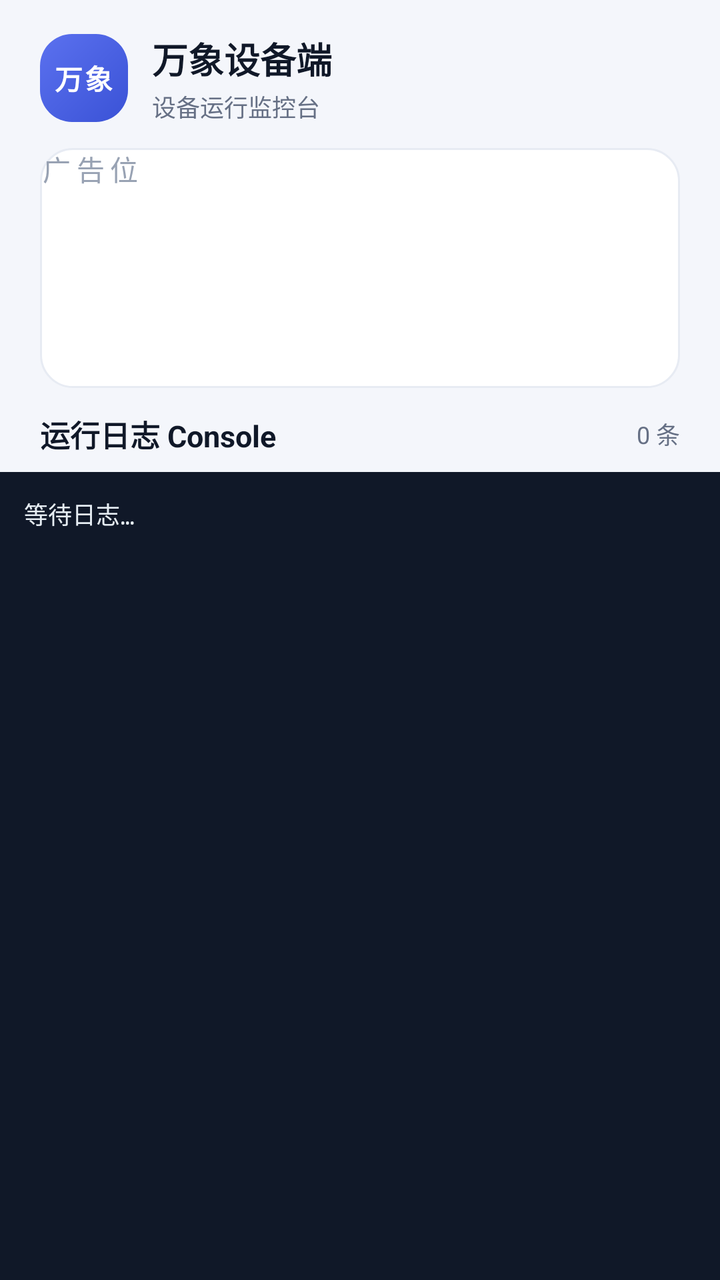
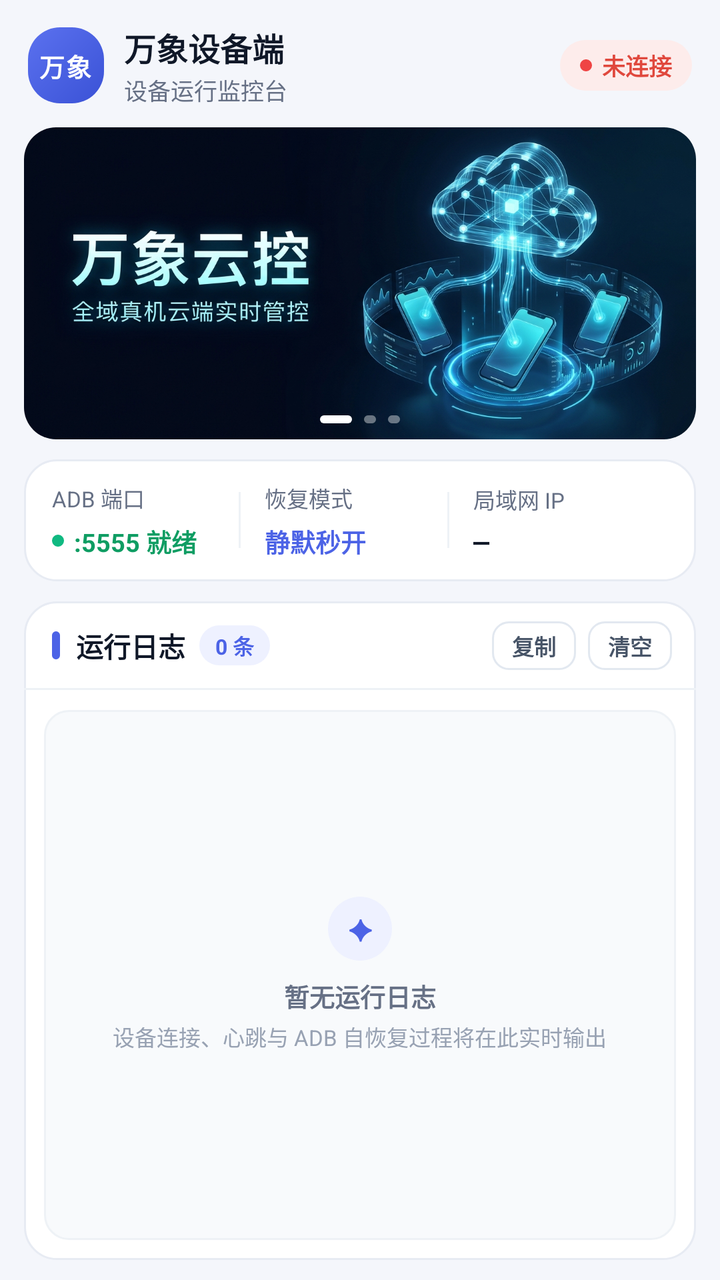

Two renders of the same Android screen: before a commit and after it. Below are the layout's source before the change and the commit's diff.
<!-- AndroidManifest.xml: application theme Theme.Wanxiang -->
<!-- res/layout/fragment_home.xml -->
<?xml version="1.0" encoding="utf-8"?>
<LinearLayout xmlns:android="http://schemas.android.com/apk/res/android"
    xmlns:tools="http://schemas.android.com/tools"
    android:layout_width="match_parent"
    android:layout_height="match_parent"
    android:orientation="vertical"
    android:background="@color/bg">

    
    <LinearLayout
        android:layout_width="match_parent"
        android:layout_height="wrap_content"
        android:orientation="horizontal"
        android:gravity="center_vertical"
        android:paddingLeft="20dp"
        android:paddingRight="20dp"
        android:paddingTop="16dp"
        android:paddingBottom="12dp">

        <LinearLayout
            android:layout_width="44dp"
            android:layout_height="44dp"
            android:background="@drawable/bg_device_id"
            android:gravity="center"
            android:orientation="vertical">
            <TextView
                android:layout_width="wrap_content"
                android:layout_height="wrap_content"
                android:text="万象"
                android:textColor="@color/white"
                android:textSize="14sp"
                android:textStyle="bold"
                android:letterSpacing="0.08" />
        </LinearLayout>

        <LinearLayout
            android:layout_width="0dp"
            android:layout_height="wrap_content"
            android:layout_weight="1"
            android:orientation="vertical"
            android:layout_marginLeft="12dp">
            <TextView
                android:layout_width="wrap_content"
                android:layout_height="wrap_content"
                android:text="万象设备端"
                android:textColor="@color/ink"
                android:textSize="18sp"
                android:textStyle="bold" />
            <TextView
                android:layout_width="wrap_content"
                android:layout_height="wrap_content"
                android:layout_marginTop="2dp"
                android:text="设备运行监控台"
                android:textColor="@color/muted"
                android:textSize="12sp" />
        </LinearLayout>
    </LinearLayout>

    
    <FrameLayout
        android:layout_width="match_parent"
        android:layout_height="120dp"
        android:layout_marginLeft="20dp"
        android:layout_marginRight="20dp"
        android:layout_marginBottom="12dp"
        android:background="@drawable/bg_card"
        android:gravity="center">
        <TextView
            android:layout_width="wrap_content"
            android:layout_height="wrap_content"
            android:text="广告位"
            android:textColor="@color/faint"
            android:textSize="14sp"
            android:letterSpacing="0.2" />
    </FrameLayout>

    
    <LinearLayout
        android:layout_width="match_parent"
        android:layout_height="wrap_content"
        android:orientation="horizontal"
        android:gravity="center_vertical"
        android:paddingLeft="20dp"
        android:paddingRight="20dp"
        android:paddingBottom="8dp">

        <TextView
            android:layout_width="0dp"
            android:layout_height="wrap_content"
            android:layout_weight="1"
            android:text="运行日志 Console"
            android:textColor="@color/ink"
            android:textSize="15sp"
            android:textStyle="bold" />

        <TextView
            android:id="@+id/consoleCountView"
            android:layout_width="wrap_content"
            android:layout_height="wrap_content"
            android:text="0 条"
            android:textColor="@color/muted"
            android:textSize="12sp" />
    </LinearLayout>

    
    <ScrollView
        android:id="@+id/consoleScroll"
        android:layout_width="match_parent"
        android:layout_height="0dp"
        android:layout_weight="1"
        android:fillViewport="true"
        android:scrollbars="vertical"
        android:background="@color/ink">

        <TextView
            android:id="@+id/consoleView"
            android:layout_width="match_parent"
            android:layout_height="wrap_content"
            android:padding="12dp"
            android:text="等待日志…"
            android:textColor="#E6EDF3"
            android:textSize="12sp"
            android:typeface="monospace"
            android:lineSpacingExtra="3dp"
            tools:ignore="HardcodedText" />
    </ScrollView>

</LinearLayout>
<!-- resources referenced by this layout -->
<resources>
  <color name="bg">#F4F6FB</color>
  <color name="faint">#98A2B3</color>
  <color name="ink">#101828</color>
  <color name="muted">#667085</color>
  <color name="white">#FFFFFF</color>
  <!-- drawable bg_card (drawable) -->
  <?xml version="1.0" encoding="utf-8"?>
  <shape xmlns:android="http://schemas.android.com/apk/res/android" android:shape="rectangle">
      <solid android:color="@color/surface" />
      <corners android:radius="16dp" />
      <stroke android:width="1dp" android:color="@color/line" />
  </shape>
  <!-- drawable bg_device_id (drawable) -->
  <?xml version="1.0" encoding="utf-8"?>
  <shape xmlns:android="http://schemas.android.com/apk/res/android" android:shape="rectangle">
      <gradient
          android:angle="135"
          android:startColor="#3A52D6"
          android:endColor="#5B71EF" />
      <corners android:radius="16dp" />
  </shape>
  <color name="surface">#FFFFFF</color>
  <color name="line">#E7EBF3</color>
  <color name="brand">#4C63E6</color>
  <color name="brand_light">#EEF1FF</color>
  <color name="brand_dark">#3A52D6</color>
  <color name="brand_soft">#5B71EF</color>
  <!-- unchanged entries left out for length: 1 -->
</resources>

<!-- the commit's change to res/layout/fragment_home.xml (unified diff, before → after) -->
@@ -1,5 +1,6 @@
 <?xml version="1.0" encoding="utf-8"?>
 <LinearLayout xmlns:android="http://schemas.android.com/apk/res/android"
+    xmlns:app="http://schemas.android.com/apk/res-auto"
     xmlns:tools="http://schemas.android.com/tools"
     android:layout_width="match_parent"
     android:layout_height="match_parent"
@@ -12,14 +13,14 @@
         android:layout_height="wrap_content"
         android:orientation="horizontal"
         android:gravity="center_vertical"
-        android:paddingLeft="20dp"
-        android:paddingRight="20dp"
-        android:paddingTop="16dp"
-        android:paddingBottom="12dp">
-
-        <LinearLayout
-            android:layout_width="44dp"
-            android:layout_height="44dp"
+        android:paddingLeft="14dp"
+        android:paddingRight="14dp"
+        android:paddingTop="12dp"
+        android:paddingBottom="10dp">
+
+        <LinearLayout
+            android:layout_width="38dp"
+            android:layout_height="38dp"
             android:background="@drawable/bg_device_id"
             android:gravity="center"
             android:orientation="vertical">
@@ -28,9 +29,9 @@
                 android:layout_height="wrap_content"
                 android:text="万象"
                 android:textColor="@color/white"
-                android:textSize="14sp"
+                android:textSize="12.5sp"
                 android:textStyle="bold"
-                android:letterSpacing="0.08" />
+                android:letterSpacing="0.06" />
         </LinearLayout>
 
         <LinearLayout
@@ -38,41 +39,167 @@
             android:layout_height="wrap_content"
             android:layout_weight="1"
             android:orientation="vertical"
-            android:layout_marginLeft="12dp">
+            android:layout_marginLeft="10dp"
+            android:layout_marginRight="8dp">
             <TextView
                 android:layout_width="wrap_content"
                 android:layout_height="wrap_content"
                 android:text="万象设备端"
                 android:textColor="@color/ink"
-                android:textSize="18sp"
-                android:textStyle="bold" />
-            <TextView
-                android:layout_width="wrap_content"
-                android:layout_height="wrap_content"
-                android:layout_marginTop="2dp"
+                android:textSize="16sp"
+                android:textStyle="bold" />
+            <TextView
+                android:id="@+id/homeSubtitleView"
+                android:layout_width="wrap_content"
+                android:layout_height="wrap_content"
+                android:layout_marginTop="1dp"
                 android:text="设备运行监控台"
                 android:textColor="@color/muted"
-                android:textSize="12sp" />
+                android:textSize="11.5sp"
+                android:singleLine="true"
+                android:ellipsize="end" />
+        </LinearLayout>
+
+        
+        <LinearLayout
+            android:id="@+id/homeConnBadge"
+            android:layout_width="wrap_content"
+            android:layout_height="wrap_content"
+            android:orientation="horizontal"
+            android:gravity="center_vertical"
+            android:background="@drawable/bg_pill_danger"
+            android:paddingLeft="10dp"
+            android:paddingRight="10dp"
+            android:paddingTop="4dp"
+            android:paddingBottom="4dp">
+
+            <View
+                android:id="@+id/homeConnDot"
+                android:layout_width="6dp"
+                android:layout_height="6dp"
+                android:background="@drawable/bg_dot_danger" />
+
+            <TextView
+                android:id="@+id/homeConnText"
+                android:layout_width="wrap_content"
+                android:layout_height="wrap_content"
+                android:layout_marginLeft="5dp"
+                android:text="未连接"
+                android:textColor="@color/danger"
+                android:textSize="11.5sp"
+                android:textStyle="bold" />
         </LinearLayout>
     </LinearLayout>
 
     
-    <FrameLayout
+    <com.google.android.material.card.MaterialCardView
+        android:id="@+id/adBannerCard"
         android:layout_width="match_parent"
-        android:layout_height="120dp"
-        android:layout_marginLeft="20dp"
-        android:layout_marginRight="20dp"
-        android:layout_marginBottom="12dp"
-        android:background="@drawable/bg_card"
-        android:gravity="center">
-        <TextView
-            android:layout_width="wrap_content"
-            android:layout_height="wrap_content"
-            android:text="广告位"
-            android:textColor="@color/faint"
-            android:textSize="14sp"
-            android:letterSpacing="0.2" />
-    </FrameLayout>
+        android:layout_height="156dp"
+        android:layout_marginLeft="12dp"
+        android:layout_marginRight="12dp"
+        android:layout_marginBottom="10dp"
+        app:cardCornerRadius="16dp"
+        app:cardElevation="0dp"
+        app:strokeWidth="0dp">
+
+        <FrameLayout
+            android:layout_width="match_parent"
+            android:layout_height="match_parent">
+
+            <ViewFlipper
+                android:id="@+id/adViewFlipper"
+                android:layout_width="match_parent"
+                android:layout_height="match_parent"
+                android:inAnimation="@android:anim/fade_in"
+                android:outAnimation="@android:anim/fade_out">
+
+                
+                <ImageView
+                    android:layout_width="match_parent"
+                    android:layout_height="match_parent"
+                    android:scaleType="centerCrop"
+                    android:src="@drawable/ad_banner_1"
+                    android:contentDescription="万象云控" />
+
+                
+                <FrameLayout
+                    android:layout_width="match_parent"
+                    android:layout_height="match_parent">
+                    <ImageView
+                        android:layout_width="match_parent"
+                        android:layout_height="match_parent"
+                        android:scaleType="centerCrop"
+                        android:src="@drawable/ad_banner_2"
+                        android:contentDescription="自动化矩阵" />
+                    <TextView
+                        android:layout_width="wrap_content"
+                        android:layout_height="wrap_content"
+                        android:layout_gravity="center_vertical|left"
+                        android:layout_marginLeft="22dp"
+                        android:layout_marginTop="28dp"
+                        android:text="百台真机并发群控 · 7×24h 静默自愈"
+                        android:textColor="#A5F3FC"
+                        android:textSize="11sp" />
+                </FrameLayout>
+
+                
+                <FrameLayout
+                    android:layout_width="match_parent"
+                    android:layout_height="match_parent">
+                    <ImageView
+                        android:layout_width="match_parent"
+                        android:layout_height="match_parent"
+                        android:scaleType="centerCrop"
+                        android:src="@drawable/ad_banner_3"
+                        android:contentDescription="智能 RPA 引擎" />
+                    <TextView
+                        android:layout_width="wrap_content"
+                        android:layout_height="wrap_content"
+                        android:layout_gravity="center_vertical|left"
+                        android:layout_marginLeft="22dp"
+                        android:layout_marginTop="28dp"
+                        android:text="零代码拖拽编排 · 视觉控件智能拾取"
+                        android:textColor="#99F6E4"
+                        android:textSize="11sp" />
+                </FrameLayout>
+            </ViewFlipper>
+
+            
+            <LinearLayout
+                android:layout_width="wrap_content"
+                android:layout_height="wrap_content"
+                android:layout_gravity="bottom|center_horizontal"
+                android:layout_marginBottom="8dp"
+                android:orientation="horizontal"
+                android:gravity="center_vertical">
+
+                <View
+                    android:id="@+id/adDot0"
+                    android:layout_width="16dp"
+                    android:layout_height="4dp"
+                    android:layout_marginLeft="3dp"
+                    android:layout_marginRight="3dp"
+                    android:background="@drawable/bg_carousel_dot_active" />
+
+                <View
+                    android:id="@+id/adDot1"
+                    android:layout_width="6dp"
+                    android:layout_height="4dp"
+                    android:layout_marginLeft="3dp"
+                    android:layout_marginRight="3dp"
+                    android:background="@drawable/bg_carousel_dot_inactive" />
+
+                <View
+                    android:id="@+id/adDot2"
+                    android:layout_width="6dp"
+                    android:layout_height="4dp"
+                    android:layout_marginLeft="3dp"
+                    android:layout_marginRight="3dp"
+                    android:background="@drawable/bg_carousel_dot_inactive" />
+            </LinearLayout>
+        </FrameLayout>
+    </com.google.android.material.card.MaterialCardView>
 
     
     <LinearLayout
@@ -80,49 +207,285 @@
         android:layout_height="wrap_content"
         android:orientation="horizontal"
         android:gravity="center_vertical"
-        android:paddingLeft="20dp"
-        android:paddingRight="20dp"
-        android:paddingBottom="8dp">
-
-        <TextView
+        android:layout_marginLeft="12dp"
+        android:layout_marginRight="12dp"
+        android:layout_marginBottom="10dp"
+        android:background="@drawable/bg_card"
+        android:paddingTop="11dp"
+        android:paddingBottom="11dp"
+        android:paddingLeft="4dp"
+        android:paddingRight="4dp">
+
+        
+        <LinearLayout
             android:layout_width="0dp"
             android:layout_height="wrap_content"
             android:layout_weight="1"
-            android:text="运行日志 Console"
-            android:textColor="@color/ink"
-            android:textSize="15sp"
-            android:textStyle="bold" />
-
-        <TextView
-            android:id="@+id/consoleCountView"
-            android:layout_width="wrap_content"
-            android:layout_height="wrap_content"
-            android:text="0 条"
-            android:textColor="@color/muted"
-            android:textSize="12sp" />
+            android:orientation="vertical"
+            android:paddingLeft="10dp"
+            android:paddingRight="8dp">
+
+            <TextView
+                android:layout_width="wrap_content"
+                android:layout_height="wrap_content"
+                android:text="ADB 端口"
+                android:textColor="@color/muted"
+                android:textSize="11sp" />
+
+            <LinearLayout
+                android:layout_width="wrap_content"
+                android:layout_height="wrap_content"
+                android:layout_marginTop="4dp"
+                android:orientation="horizontal"
+                android:gravity="center_vertical">
+
+                <View
+                    android:id="@+id/homeAdbDot"
+                    android:layout_width="6dp"
+                    android:layout_height="6dp"
+                    android:background="@drawable/bg_dot_success" />
+
+                <TextView
+                    android:id="@+id/homeAdbPortView"
+                    android:layout_width="wrap_content"
+                    android:layout_height="wrap_content"
+                    android:layout_marginLeft="5dp"
+                    android:text=":5555 就绪"
+                    android:textColor="@color/success"
+                    android:textSize="12.5sp"
+                    android:textStyle="bold"
+                    android:singleLine="true" />
+            </LinearLayout>
+        </LinearLayout>
+
+        <View
+            android:layout_width="1dp"
+            android:layout_height="28dp"
+            android:background="#EEF2F6" />
+
+        
+        <LinearLayout
+            android:layout_width="0dp"
+            android:layout_height="wrap_content"
+            android:layout_weight="1"
+            android:orientation="vertical"
+            android:paddingLeft="12dp"
+            android:paddingRight="8dp">
+
+            <TextView
+                android:layout_width="wrap_content"
+                android:layout_height="wrap_content"
+                android:text="恢复模式"
+                android:textColor="@color/muted"
+                android:textSize="11sp" />
+
+            <TextView
+                android:id="@+id/homeRecoverModeView"
+                android:layout_width="wrap_content"
+                android:layout_height="wrap_content"
+                android:layout_marginTop="4dp"
+                android:text="静默秒开"
+                android:textColor="@color/brand"
+                android:textSize="12.5sp"
+                android:textStyle="bold"
+                android:singleLine="true" />
+        </LinearLayout>
+
+        <View
+            android:layout_width="1dp"
+            android:layout_height="28dp"
+            android:background="#EEF2F6" />
+
+        
+        <LinearLayout
+            android:layout_width="0dp"
+            android:layout_height="wrap_content"
+            android:layout_weight="1.15"
+            android:orientation="vertical"
+            android:paddingLeft="12dp"
+            android:paddingRight="8dp">
+
+            <TextView
+                android:layout_width="wrap_content"
+                android:layout_height="wrap_content"
+                android:text="局域网 IP"
+                android:textColor="@color/muted"
+                android:textSize="11sp" />
+
+            <TextView
+                android:id="@+id/homeLanIpView"
+                android:layout_width="match_parent"
+                android:layout_height="wrap_content"
+                android:layout_marginTop="4dp"
+                android:text="—"
+                android:textColor="@color/ink"
+                android:textSize="12.5sp"
+                android:textStyle="bold"
+                android:typeface="monospace"
+                android:singleLine="true"
+                android:ellipsize="end" />
+        </LinearLayout>
     </LinearLayout>
 
     
-    <ScrollView
-        android:id="@+id/consoleScroll"
+    <LinearLayout
         android:layout_width="match_parent"
         android:layout_height="0dp"
         android:layout_weight="1"
-        android:fillViewport="true"
-        android:scrollbars="vertical"
-        android:background="@color/ink">
-
-        <TextView
-            android:id="@+id/consoleView"
+        android:layout_marginLeft="12dp"
+        android:layout_marginRight="12dp"
+        android:layout_marginBottom="10dp"
+        android:orientation="vertical"
+        android:background="@drawable/bg_card">
+
+        
+        <LinearLayout
             android:layout_width="match_parent"
             android:layout_height="wrap_content"
-            android:padding="12dp"
-            android:text="等待日志…"
-            android:textColor="#E6EDF3"
-            android:textSize="12sp"
-            android:typeface="monospace"
-            android:lineSpacingExtra="3dp"
-            tools:ignore="HardcodedText" />
-    </ScrollView>
+            android:orientation="horizontal"
+            android:gravity="center_vertical"
+            android:paddingLeft="14dp"
+            android:paddingRight="12dp"
+            android:paddingTop="10dp"
+            android:paddingBottom="9dp">
+
+            
+            <View
+                android:layout_width="4dp"
+                android:layout_height="14dp"
+                android:background="@drawable/bg_brand_bar" />
+
+            <TextView
+                android:layout_width="wrap_content"
+                android:layout_height="wrap_content"
+                android:layout_marginLeft="8dp"
+                android:text="运行日志"
+                android:textColor="@color/ink"
+                android:textSize="13.5sp"
+                android:textStyle="bold" />
+
+            <TextView
+                android:id="@+id/consoleCountView"
+                android:layout_width="wrap_content"
+                android:layout_height="wrap_content"
+                android:layout_marginLeft="7dp"
+                android:background="@drawable/bg_pill_brand"
+                android:paddingLeft="8dp"
+                android:paddingRight="8dp"
+                android:paddingTop="2dp"
+                android:paddingBottom="2dp"
+                android:text="0 条"
+                android:textColor="@color/brand"
+                android:textSize="10.5sp"
+                android:textStyle="bold" />
+
+            <View
+                android:layout_width="0dp"
+                android:layout_height="1dp"
+                android:layout_weight="1" />
+
+            <TextView
+                android:id="@+id/consoleCopyBtn"
+                android:layout_width="wrap_content"
+                android:layout_height="wrap_content"
+                android:background="@drawable/bg_ghost_btn"
+                android:paddingLeft="10dp"
+                android:paddingRight="10dp"
+                android:paddingTop="4dp"
+                android:paddingBottom="4dp"
+                android:text="复制"
+                android:textColor="#475467"
+                android:textSize="11sp"
+                android:textStyle="bold" />
+
+            <TextView
+                android:id="@+id/consoleClearBtn"
+                android:layout_width="wrap_content"
+                android:layout_height="wrap_content"
+                android:layout_marginLeft="6dp"
+                android:background="@drawable/bg_ghost_btn"
+                android:paddingLeft="10dp"
+                android:paddingRight="10dp"
+                android:paddingTop="4dp"
+                android:paddingBottom="4dp"
+                android:text="清空"
+                android:textColor="#475467"
+                android:textSize="11sp"
+                android:textStyle="bold" />
+        </LinearLayout>
+
+        <View
+            android:layout_width="match_parent"
+            android:layout_height="1dp"
+            android:background="#EEF2F6" />
+
+        
+        <FrameLayout
+            android:layout_width="match_parent"
+            android:layout_height="0dp"
+            android:layout_weight="1"
+            android:layout_margin="10dp"
+            android:background="@drawable/bg_console_inner">
+
+            
+            <ScrollView
+                android:id="@+id/consoleScroll"
+                android:layout_width="match_parent"
+                android:layout_height="match_parent"
+                android:fillViewport="true"
+                android:scrollbars="vertical">
+
+                <TextView
+                    android:id="@+id/consoleView"
+                    android:layout_width="match_parent"
+                    android:layout_height="wrap_content"
+                    android:padding="10dp"
+                    android:text=""
+                    android:textColor="#334155"
+                    android:textSize="11.5sp"
+                    android:typeface="monospace"
+                    android:lineSpacingExtra="3dp"
+                    android:textIsSelectable="true" />
+            </ScrollView>
+
+            
+            <LinearLayout
+                android:id="@+id/consoleEmptyBox"
+                android:layout_width="match_parent"
+                android:layout_height="match_parent"
+                android:orientation="vertical"
+                android:gravity="center"
+                android:padding="20dp">
+
+                <TextView
+                    android:layout_width="32dp"
+                    android:layout_height="32dp"
+                    android:background="@drawable/bg_pill_brand"
+                    android:gravity="center"
+                    android:text="✦"
+                    android:textColor="@color/brand"
+                    android:textSize="14sp"
+                    android:textStyle="bold" />
+
+                <TextView
+                    android:layout_width="wrap_content"
+                    android:layout_height="wrap_content"
+                    android:layout_marginTop="8dp"
+                    android:text="暂无运行日志"
+                    android:textColor="@color/muted"
+                    android:textSize="12.5sp"
+                    android:textStyle="bold" />
+
+                <TextView
+                    android:layout_width="wrap_content"
+                    android:layout_height="wrap_content"
+                    android:layout_marginTop="3dp"
+                    android:text="设备连接、心跳与 ADB 自恢复过程将在此实时输出"
+                    android:textColor="@color/faint"
+                    android:textSize="11sp"
+                    android:gravity="center" />
+            </LinearLayout>
+        </FrameLayout>
+    </LinearLayout>
 
 </LinearLayout>
<!-- resource entries referenced after the edit -->
@@ -4,13 +4,42 @@
   <color name="faint">#98A2B3</color>
   <color name="ink">#101828</color>
   <color name="muted">#667085</color>
+  <color name="success">#0F9D63</color>
   <color name="white">#FFFFFF</color>
+  <!-- drawable ad_banner_1: jpg bitmap (drawable-nodpi, 583439 bytes) -->
+  <!-- drawable ad_banner_2: jpg bitmap (drawable-nodpi, 654817 bytes) -->
+  <!-- drawable ad_banner_3: jpg bitmap (drawable-nodpi, 541871 bytes) -->
+  <!-- drawable bg_brand_bar (drawable) -->
+  <?xml version="1.0" encoding="utf-8"?>
+  <shape xmlns:android="http://schemas.android.com/apk/res/android" android:shape="rectangle">
+      <solid android:color="@color/brand" />
+      <corners android:radius="999dp" />
+  </shape>
   <!-- drawable bg_card (drawable) -->
   <?xml version="1.0" encoding="utf-8"?>
   <shape xmlns:android="http://schemas.android.com/apk/res/android" android:shape="rectangle">
       <solid android:color="@color/surface" />
       <corners android:radius="16dp" />
       <stroke android:width="1dp" android:color="@color/line" />
+  </shape>
+  <!-- drawable bg_carousel_dot_active (drawable) -->
+  <?xml version="1.0" encoding="utf-8"?>
+  <shape xmlns:android="http://schemas.android.com/apk/res/android" android:shape="rectangle">
+      <solid android:color="#FFFFFF" />
+      <corners android:radius="999dp" />
+  </shape>
+  <!-- drawable bg_carousel_dot_inactive (drawable) -->
+  <?xml version="1.0" encoding="utf-8"?>
+  <shape xmlns:android="http://schemas.android.com/apk/res/android" android:shape="rectangle">
+      <solid android:color="#66FFFFFF" />
+      <corners android:radius="999dp" />
+  </shape>
+  <!-- drawable bg_console_inner (drawable) -->
+  <?xml version="1.0" encoding="utf-8"?>
+  <shape xmlns:android="http://schemas.android.com/apk/res/android" android:shape="rectangle">
+      <solid android:color="#F8FAFC" />
+      <corners android:radius="12dp" />
+      <stroke android:width="1dp" android:color="#EEF2F6" />
   </shape>
   <!-- drawable bg_device_id (drawable) -->
   <?xml version="1.0" encoding="utf-8"?>
@@ -21,10 +50,41 @@
           android:endColor="#5B71EF" />
       <corners android:radius="16dp" />
   </shape>
+  <!-- drawable bg_dot_danger (drawable) -->
+  <?xml version="1.0" encoding="utf-8"?>
+  <shape xmlns:android="http://schemas.android.com/apk/res/android" android:shape="oval">
+      <solid android:color="#EF4444" />
+  </shape>
+  <!-- drawable bg_dot_success (drawable) -->
+  <?xml version="1.0" encoding="utf-8"?>
+  <shape xmlns:android="http://schemas.android.com/apk/res/android" android:shape="oval">
+      <solid android:color="#10B981" />
+  </shape>
+  <!-- drawable bg_ghost_btn (drawable) -->
+  <?xml version="1.0" encoding="utf-8"?>
+  <shape xmlns:android="http://schemas.android.com/apk/res/android" android:shape="rectangle">
+      <solid android:color="#FFFFFF" />
+      <corners android:radius="8dp" />
+      <stroke android:width="1dp" android:color="#E2E8F0" />
+  </shape>
+  <!-- drawable bg_pill_brand (drawable) -->
+  <?xml version="1.0" encoding="utf-8"?>
+  <shape xmlns:android="http://schemas.android.com/apk/res/android" android:shape="rectangle">
+      <solid android:color="@color/brand_light" />
+      <corners android:radius="999dp" />
+  </shape>
+  <!-- drawable bg_pill_danger (drawable) -->
+  <?xml version="1.0" encoding="utf-8"?>
+  <shape xmlns:android="http://schemas.android.com/apk/res/android" android:shape="rectangle">
+      <solid android:color="@color/danger_soft" />
+      <corners android:radius="999dp" />
+  </shape>
   <color name="surface">#FFFFFF</color>
   <color name="line">#E7EBF3</color>
   <color name="brand">#4C63E6</color>
+  <color name="danger">#E0483D</color>
   <color name="brand_light">#EEF1FF</color>
+  <color name="danger_soft">#FDECEB</color>
   <color name="brand_dark">#3A52D6</color>
   <color name="brand_soft">#5B71EF</color>
   <!-- unchanged entries left out for length: 1 -->
